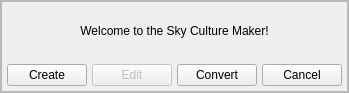
The window that plugins/SkyCultureMaker/src/gui/scmStartDialog.ui (Stellarium/stellarium) describes before a commit, drawn with Qt 5.
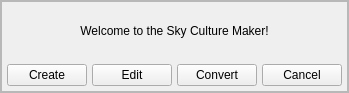
The same window after the commit. Custom widgets are drawn as their Qt base class.

```diff
--- a/plugins/SkyCultureMaker/src/gui/scmStartDialog.ui
+++ b/plugins/SkyCultureMaker/src/gui/scmStartDialog.ui
@@ -140,9 +140,6 @@
              </item>
              <item>
               <widget class="QPushButton" name="scmStartEditpushButton">
-               <property name="enabled">
-                <bool>false</bool>
-               </property>
                <property name="toolTip">
                 <string>Not implemented yet.</string>
                </property>
```
